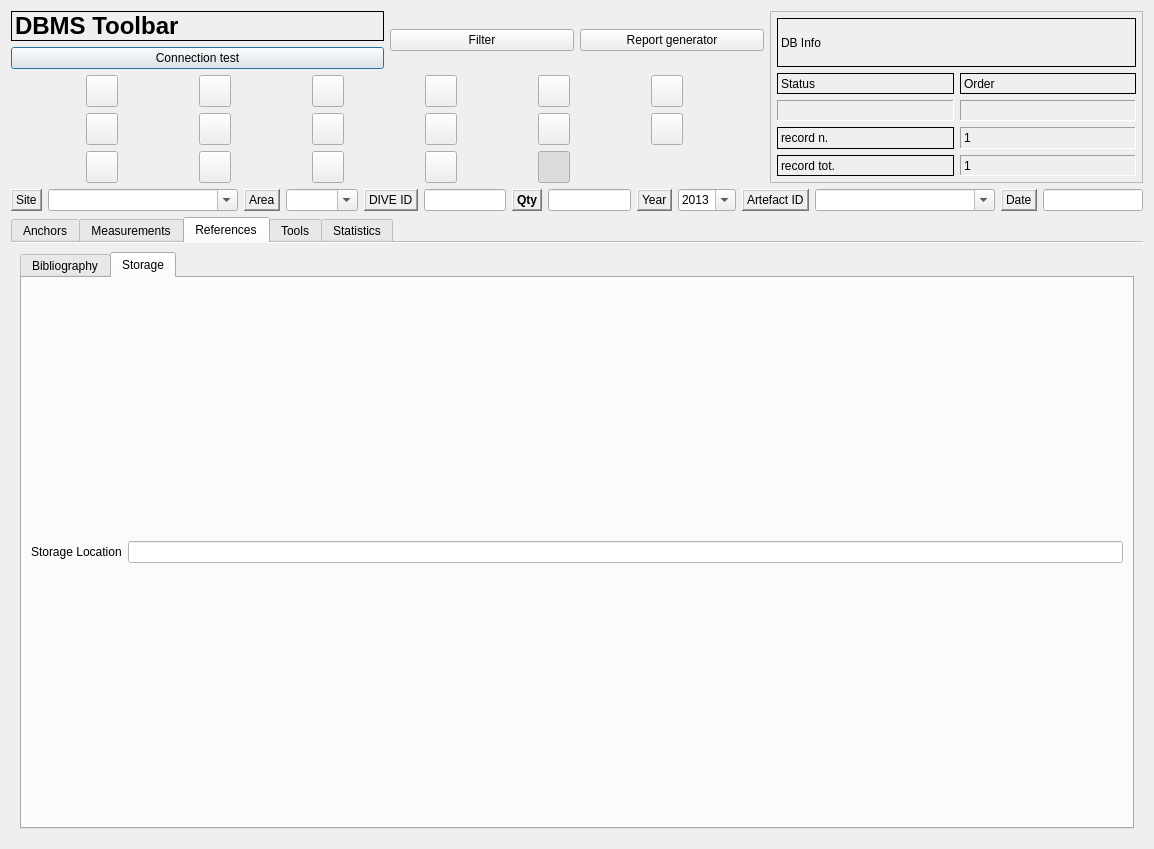
Old version of the form gui/ui/hff_system__ANCHOR_ui.ui in the repository enzococca/HFF.
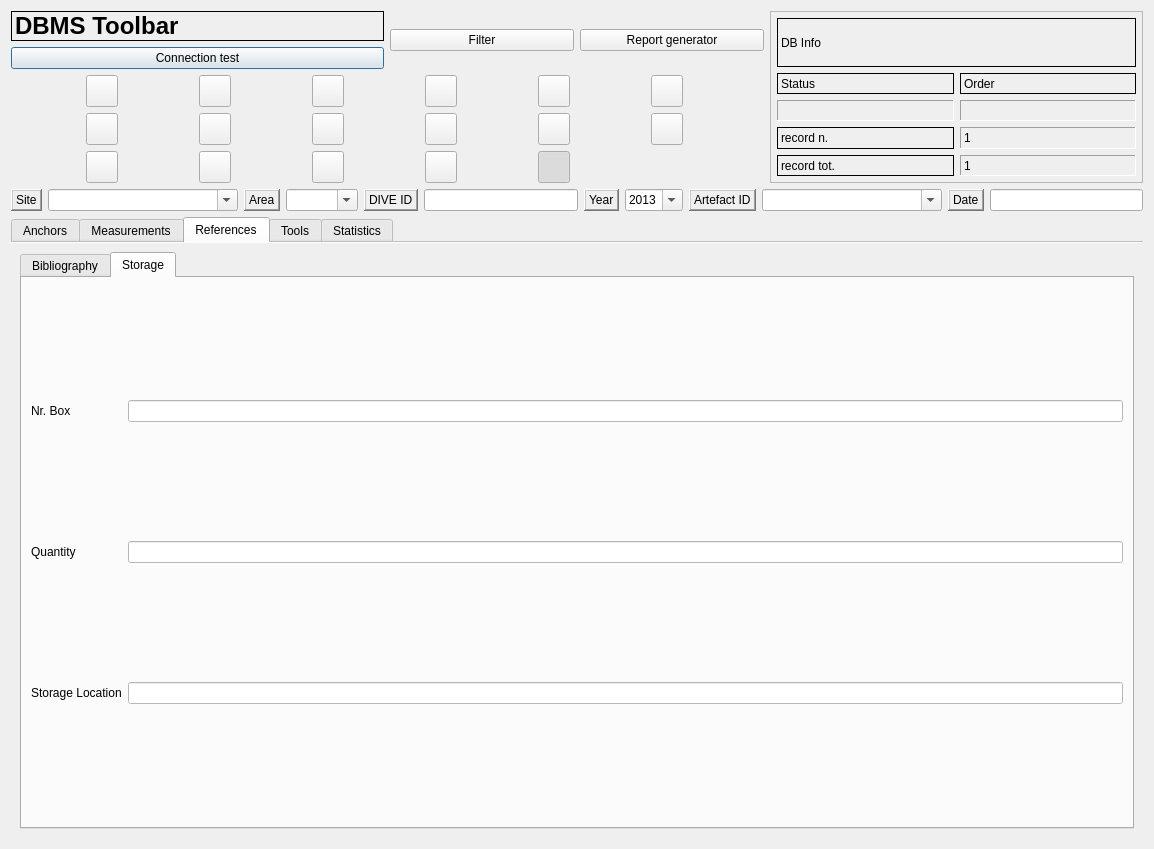
New version of the form. The open tabs and pages were chosen to show the change. Icons and pictures are not drawn. Custom widgets are drawn as their Qt base class.

Commit message: feat(anchor): add Nr. Box + Quantity to the Anchor form (#57)

Patch:
```diff
--- a/gui/ui/hff_system__ANCHOR_ui.ui
+++ b/gui/ui/hff_system__ANCHOR_ui.ui
@@ -875,22 +875,6 @@
          </property>
         </widget>
        </item>
-       <item row="0" column="7">
-        <widget class="QLineEdit" name="lineEdit_qty" />
-       </item>
-       <item row="0" column="6">
-        <widget class="QLabel" name="label_14">
-         <property name="frameShape">
-          <enum>QFrame::WinPanel</enum>
-         </property>
-         <property name="frameShadow">
-          <enum>QFrame::Raised</enum>
-         </property>
-         <property name="text">
-          <string>&lt;html&gt;&lt;head/&gt;&lt;body&gt;&lt;p&gt;&lt;span style=" font-weight:600;"&gt;Qty&lt;/span&gt;&lt;/p&gt;&lt;/body&gt;&lt;/html&gt;</string>
-         </property>
-        </widget>
-       </item>
        <item row="0" column="12">
         <widget class="QLabel" name="label_6">
          <property name="frameShape">
@@ -2485,13 +2469,41 @@
           </attribute>
           <layout class="QGridLayout" name="gridLayout_storage">
            <item row="0" column="0">
+            <widget class="QLabel" name="label_box">
+             <property name="text">
+              <string>Nr. Box</string>
+             </property>
+            </widget>
+           </item>
+           <item row="0" column="1">
+            <widget class="QLineEdit" name="lineEdit_box">
+             <property name="styleSheet">
+              <string notr="true">background-color: rgb(255, 255, 255);</string>
+             </property>
+            </widget>
+           </item>
+           <item row="1" column="0">
+            <widget class="QLabel" name="label_quantity">
+             <property name="text">
+              <string>Quantity</string>
+             </property>
+            </widget>
+           </item>
+           <item row="1" column="1">
+            <widget class="QLineEdit" name="lineEdit_qty">
+             <property name="styleSheet">
+              <string notr="true">background-color: rgb(255, 255, 255);</string>
+             </property>
+            </widget>
+           </item>
+           <item row="2" column="0">
             <widget class="QLabel" name="label_storage">
              <property name="text">
               <string>Storage Location</string>
              </property>
             </widget>
            </item>
-           <item row="0" column="1">
+           <item row="2" column="1">
             <widget class="QLineEdit" name="lineEdit_storage_">
              <property name="styleSheet">
               <string notr="true">background-color: rgb(255, 255, 255);</string>
```
The commit also changes 6 other files.
